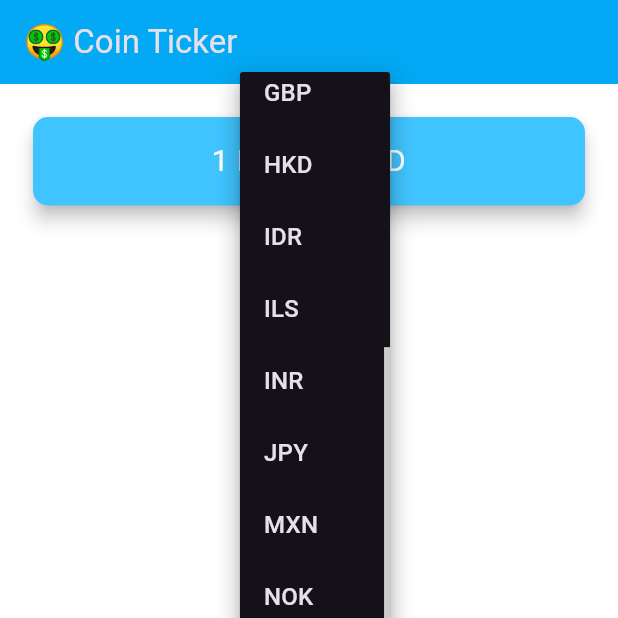
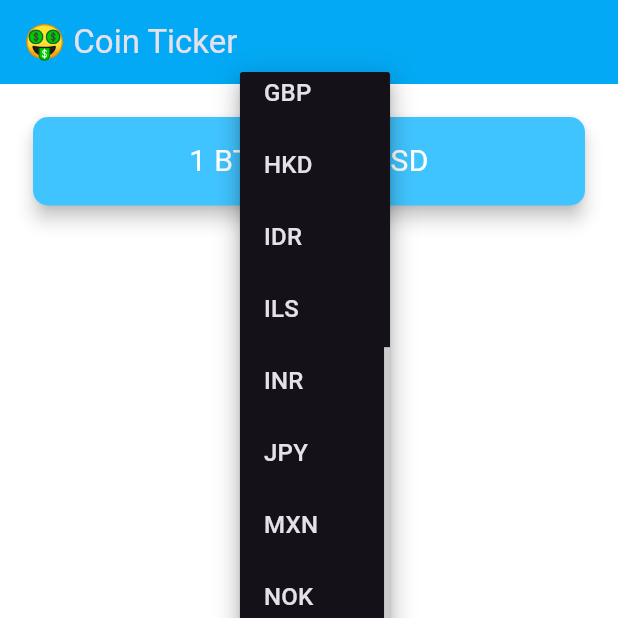
Before and after one commit to MariaJoseMendieta/bitcoin_ticker_flutter, a Flutter app: the screen it shows after launch, after a tap on "USD", on a phone screen of 412 x 824 dp, the top half of it. Run offline on Flutter 3.47's test engine with Material 3 defaults, Android fonts, the phone set to English and light mode, and no system bars; network calls fail.

Commit message:
Integración de API y actualización dinámica del precio de Bitcoin

```diff
--- a/lib/coin_data.dart
+++ b/lib/coin_data.dart
@@ -1,3 +1,7 @@
+import 'package:http/http.dart' as http;
+import 'dart:convert';
+
+//Lista de monedas disponibles
 const List<String> currenciesList = [
   'AUD',
   'BRL',
@@ -22,6 +26,25 @@ const List<String> currenciesList = [
   'ZAR',
 ];
 
-const List<String> cryptoList = ['BTC', 'ETH', 'LTC'];
-
-class CoinData {}
+//Clase encargada de obtener los datos desde CoinGecko
+class CoinData {
+  //Metodo para obtener el precio de Bitcoin en la moneda seleccionada
+  Future getDataPrice(String coin) async {
+    //URL para obtener el precio de bitcoin en una moneda específica
+    String url =
+        'https://api.coingecko.com/api/v3/simple/price?ids=bitcoin&vs_currencies=$coin';
+    //Realiza la solicitud HTTP
+    http.Response response = await http.get(Uri.parse(url));
+    if (response.statusCode == 200) {
+      //Si la respuesta es exitosa, obtenemos el cuerpo de la respuesta
+      String data = response.body;
+      //Decodificamos el JSON y extre el precio
+      double price =
+          jsonDecode(data)['bitcoin'][coin.toLowerCase()]?.toDouble() ?? 0.0;
+      return price;
+    } else {
+      //Si la respuesta falla, mostramos el código de error
+      print(response.statusCode);
+    }
+  }
+}
--- a/lib/main.dart
+++ b/lib/main.dart
@@ -16,6 +16,7 @@ class MyApp extends StatelessWidget {
         primaryColor: Colors.lightBlue,
         appBarTheme: AppBarTheme(color: Colors.lightBlue),
       ),
+      //Pantalla inicial de la app
       home: PriceScreen(),
     );
   }
--- a/lib/price_screen.dart
+++ b/lib/price_screen.dart
@@ -1,5 +1,7 @@
 import 'package:flutter/material.dart';
 import 'coin_data.dart';
+import 'package:flutter/cupertino.dart';
+import 'dart:io' show Platform; //Detecta si el sistema es iOS o Android
 
 class PriceScreen extends StatefulWidget {
   const PriceScreen({super.key});
@@ -9,20 +11,79 @@ class PriceScreen extends StatefulWidget {
 }
 
 class _PriceScreenState extends State<PriceScreen> {
-  String selectedCurrency = 'USD';
+  String selectedCurrency = 'USD'; //Moneda seleccionada por defecto
+  double bitcoinPrice = 0.0; //Precio actual de 1 BTC
 
-  //Metodo que obtiene los elementos del menú desplegable
-  List<DropdownMenuItem<String>> getDropdownItems() {
+  CoinData coinData = CoinData(); //Instancia de la clase CoinData
+
+  //Metodo para obtener el precio y actualizar la interfaz
+  void updatePrice() async {
+    double price = await coinData.getDataPrice(selectedCurrency);
+    setState(() {
+      bitcoinPrice = price;
+    });
+  }
+
+  //Llamamos a updatePrice() cuando inicia la pantalla
+  @override
+  void initState() {
+    // TODO: implement initState
+    super.initState();
+    updatePrice();
+  }
+
+  //Metodo que obtiene los elementos del menú desplegable para Android
+  DropdownButton<String> androidDropdown() {
+    //Lista para guardar los ítems del menú
     List<DropdownMenuItem<String>> dropdownItems = [];
 
-    for (String currency in currenciesList) {
+    for (int i = 0; i < currenciesList.length; i++) {
+      String currency = currenciesList[i];
       var newItem = DropdownMenuItem<String>(
-        child: Text(currency),
-        value: currency,
+        child: Text(currency), //Texto que se mostrará
+        value:
+            currency, //Valor asociado a ese ítem, que se usará cuando el usuario lo seleccione
       );
+      //Agrega el nuevo ítem a la lista
       dropdownItems.add(newItem);
     }
-    return dropdownItems;
+
+    //Retornar el widget DropdownButton ya construido
+    return DropdownButton<String>(
+      value: selectedCurrency, //Valor actual seleccionado
+      items: dropdownItems, //Lista de opciones
+      onChanged: (value) {
+        //Si se selecciona una nueva opción, actualizar el estado
+        if (value != null) {
+          setState(() {
+            selectedCurrency = value;
+          });
+          updatePrice(); //Actualiza el precio cuando cambia la moneda
+        }
+      },
+    );
+  }
+
+  //Metodo que construye el selector tipo rueda para iOS
+  CupertinoPicker iOSPicker() {
+    //Lista que almacenará los textos para mostrar en la rueda
+    List<Text> pickerItems = [];
+
+    //Llenar la lista con los nombres de las monedas
+    for (String currency in currenciesList) {
+      pickerItems.add(Text(currency));
+    }
+    return CupertinoPicker(
+      itemExtent: 32.0,
+      backgroundColor: Colors.lightBlue,
+      onSelectedItemChanged: (selectedIndex) {
+        setState(() {
+          selectedCurrency = currenciesList[selectedIndex];
+        });
+        updatePrice(); //Actualiza el precio al cambiar la moneda
+      },
+      children: pickerItems, //Lista de widgets que se muestran en la rueda
+    );
   }
 
   @override
@@ -33,6 +94,7 @@ class _PriceScreenState extends State<PriceScreen> {
         mainAxisAlignment: MainAxisAlignment.spaceBetween,
         crossAxisAlignment: CrossAxisAlignment.stretch,
         children: [
+          //Tarjeta que muestra el precio del Bitcoin
           Padding(
             padding: EdgeInsets.fromLTRB(18.0, 18.0, 18.0, 0),
             child: Card(
@@ -44,29 +106,21 @@ class _PriceScreenState extends State<PriceScreen> {
               child: Padding(
                 padding: EdgeInsets.symmetric(vertical: 15.0, horizontal: 28.0),
                 child: Text(
-                  '1 BTC = ? USD',
+                  '1 BTC = ${bitcoinPrice.toStringAsFixed(2)} $selectedCurrency',
                   textAlign: TextAlign.center,
                   style: TextStyle(fontSize: 20.0, color: Colors.white),
                 ),
               ),
             ),
           ),
+          //Contenedor inferior con el selector de monedas (Android o iOS)
           Container(
             height: 150.0,
             alignment: Alignment.center,
             padding: EdgeInsets.only(bottom: 30.0),
             color: Colors.lightBlue,
-            child: DropdownButton<String>(
-              value: selectedCurrency,
-              items: getDropdownItems(),
-              onChanged: (value) {
-                if (value != null) {
-                  setState(() {
-                    selectedCurrency = value;
-                  });
-                }
-              },
-            ),
+            //Muestra el picker adecuado dependiendo del sistema operativo
+            child: Platform.isIOS ? iOSPicker() : androidDropdown(),
           ),
         ],
       ),
--- a/pubspec.yaml
+++ b/pubspec.yaml
@@ -30,10 +30,8 @@ environment:
 dependencies:
   flutter:
     sdk: flutter
-
-  # The following adds the Cupertino Icons font to your application.
-  # Use with the CupertinoIcons class for iOS style icons.
   cupertino_icons: ^1.0.8
+  http: ^1.4.0
 
 dev_dependencies:
   flutter_test:
```
Also changed, not shown: pubspec.lock, 1 other file.
